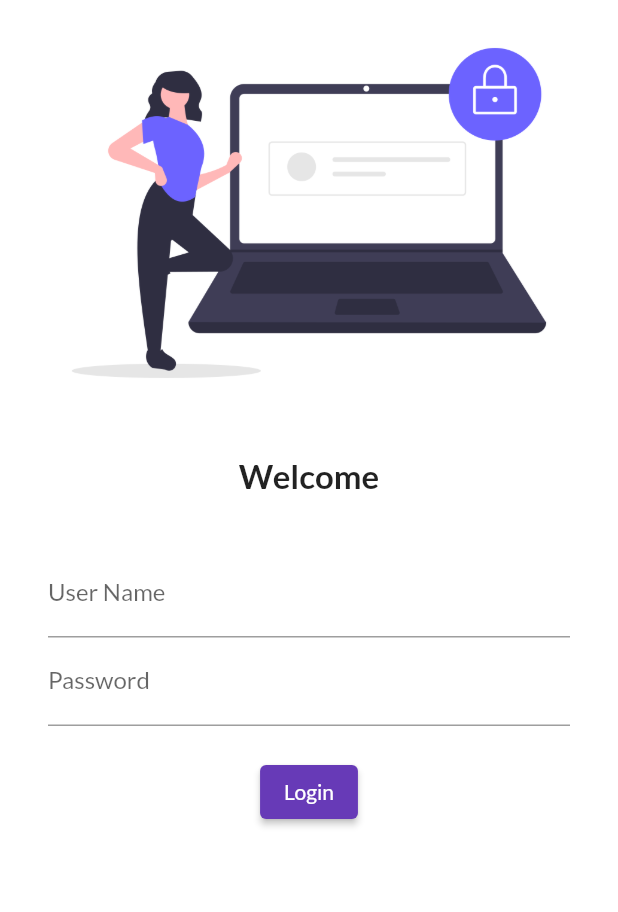
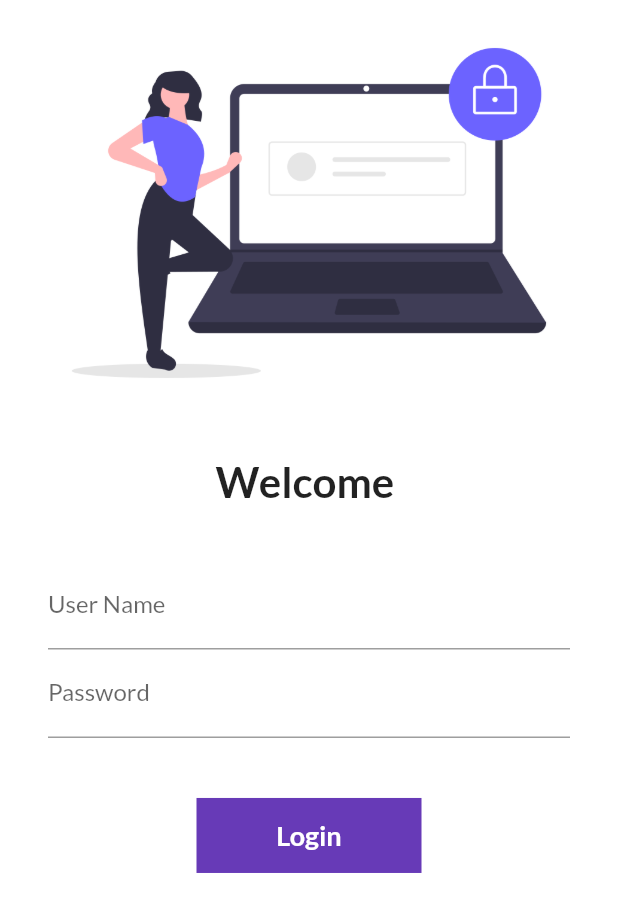
Before and after one commit to Kedar73/30DaysOfFlutter, a Flutter app: the screen it shows after launch, on a phone screen of 412 x 824 dp. Shown: the top 912 px of the screen. Run offline on Flutter 3.47's test engine with Material 2 defaults, Android fonts, the phone set to English and light mode, and no system bars; our stand-ins replace google_fonts.

Commit message:
Day6 Completed

```diff
--- a/lib/main.dart
+++ b/lib/main.dart
@@ -1,6 +1,7 @@
 import 'package:flutter/material.dart';
 import 'package:flutter_first_application/pages/home_page.dart';
 import 'package:flutter_first_application/pages/login_page.dart';
+import 'package:flutter_first_application/utilit/routs.dart';
 import 'package:google_fonts/google_fonts.dart';
 
 void main() {
@@ -19,14 +20,15 @@ class MyApp extends StatelessWidget {
         primarySwatch: Colors.deepPurple,
         fontFamily: GoogleFonts.lato().fontFamily,
       ),
+      debugShowCheckedModeBanner: false,
       darkTheme: ThemeData(
         brightness: Brightness.dark,
       ),
       //initialRoute: "/home",
       routes: {
         "/": (context) => LoginPage(), //  "/" is byDefault Route
-        "/home": (context) => HomePage(),
-        "/login": (context) => LoginPage(),
+        MyRoutes.homeRoute: (context) => HomePage(),
+        MyRoutes.loginRoute: (context) => LoginPage(),
       },
     );
   }
--- a/lib/pages/login_page.dart
+++ b/lib/pages/login_page.dart
@@ -1,14 +1,22 @@
 import 'dart:ui';
 
 import 'package:flutter/material.dart';
+import 'package:flutter_first_application/utilit/routs.dart';
 
-class LoginPage extends StatelessWidget {
+class LoginPage extends StatefulWidget {
+  @override
+  State<LoginPage> createState() => _LoginPageState();
+}
+
+class _LoginPageState extends State<LoginPage> {
   //const LoginPage({super.key});
-
+  String name = "";
+  bool changeButton = false;
   @override
   Widget build(BuildContext context) {
     return Material(
         color: Colors.white,
+        child: SingleChildScrollView(
           child: Column(
             children: [
               Image.asset(
@@ -18,21 +26,25 @@ class LoginPage extends StatelessWidget {
               const SizedBox(
                 height: 20,
               ),
-            const Text(
-              "Welcome",
-              style: TextStyle(fontSize: 22, fontWeight: FontWeight.bold),
+              Text(
+                "Welcome $name",
+                style: TextStyle(fontSize: 28, fontWeight: FontWeight.bold),
               ),
               const SizedBox(
                 height: 20,
               ),
               Padding(
-              padding:
-                  const EdgeInsets.symmetric(vertical: 16.0, horizontal: 32.0),
+                padding: const EdgeInsets.symmetric(
+                    vertical: 16.0, horizontal: 32.0),
                 child: Column(
                   children: [
                     TextFormField(
                       decoration: const InputDecoration(
                           hintText: "Enter UserName", labelText: "User Name"),
+                      onChanged: (value) {
+                        name = value;
+                        setState(() {});
+                      },
                     ),
                     TextFormField(
                       obscureText: true,
@@ -42,19 +54,57 @@ class LoginPage extends StatelessWidget {
                       ),
                     ),
                     const SizedBox(
-                    height: 20,
+                      height: 40,
                     ),
-                  ElevatedButton(
+                    InkWell(
+                      onTap: () async {
+                        setState(() {
+                          changeButton = true;
+                        });
+
+                        await Future.delayed(Duration(seconds: 1));
+                        Navigator.pushNamed(context, MyRoutes.homeRoute);
+                      },
+                      child: AnimatedContainer(
+                        duration: Duration(seconds: 1),
+                        width: changeButton ? 50 : 150,
+                        height: 50,
+                        alignment: Alignment.center,
+                        child: changeButton
+                            ? Icon(
+                                Icons.done,
+                                color: Colors.white,
+                              )
+                            : Text(
+                                "Login",
+                                style: TextStyle(
+                                    color: Colors.white,
+                                    fontWeight: FontWeight.bold,
+                                    fontSize: 18),
+                              ),
+                        decoration: BoxDecoration(
+                          color: Colors.deepPurple,
+                          shape: changeButton
+                              ? BoxShape.circle
+                              : BoxShape.rectangle,
+                          //borderRadius: BorderRadius.circular(8)
+                        ),
+                      ),
+                    )
+                    /*ElevatedButton(
                       onPressed: () {
-                      print("Hello");
+                        //print("Hello");
+                        Navigator.pushNamed(context, MyRoutes.homeRoute);
                       },
-                    child: Text("Login"),
-                    style: TextButton.styleFrom(),
-                  )
+                      child: const Text("Login"),
+                      style: TextButton.styleFrom(
+                          minimumSize: const Size(150, 40)),
+                    )*/
                   ],
                 ),
               )
             ],
+          ),
         )
         /*child: Center(
         child: Text(
--- /dev/null
+++ b/lib/utilit/routs.dart
@@ -0,0 +1,4 @@
+class MyRoutes {
+  static String loginRoute = "/login";
+  static String homeRoute = "/home";
+}
```
Lines whose indentation alone changed are shown as unchanged.
